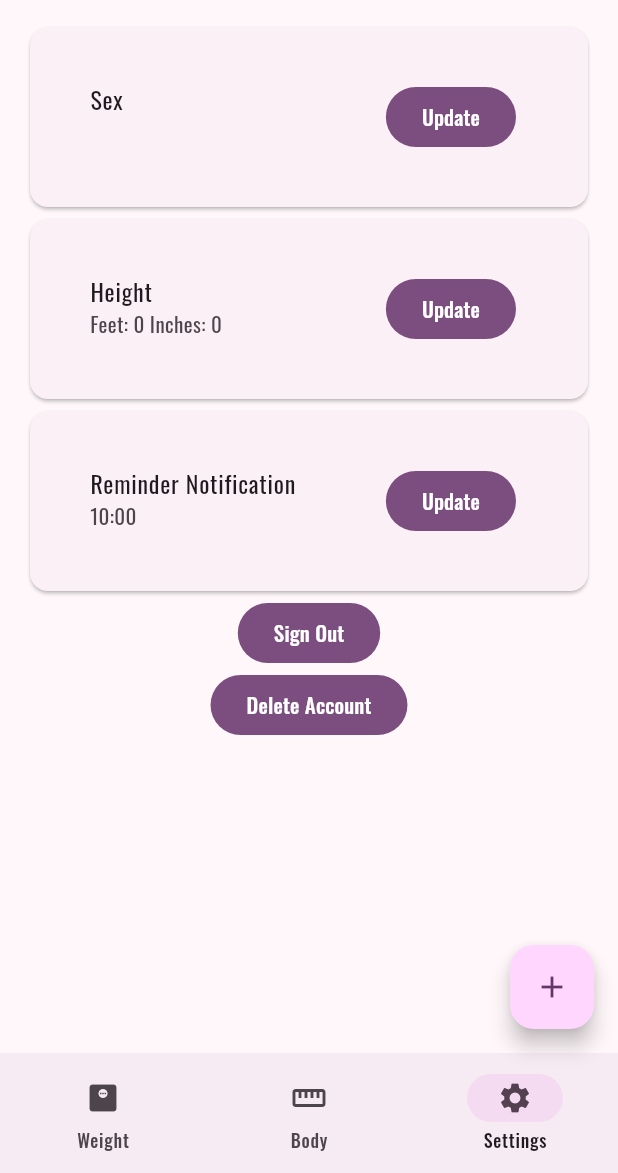
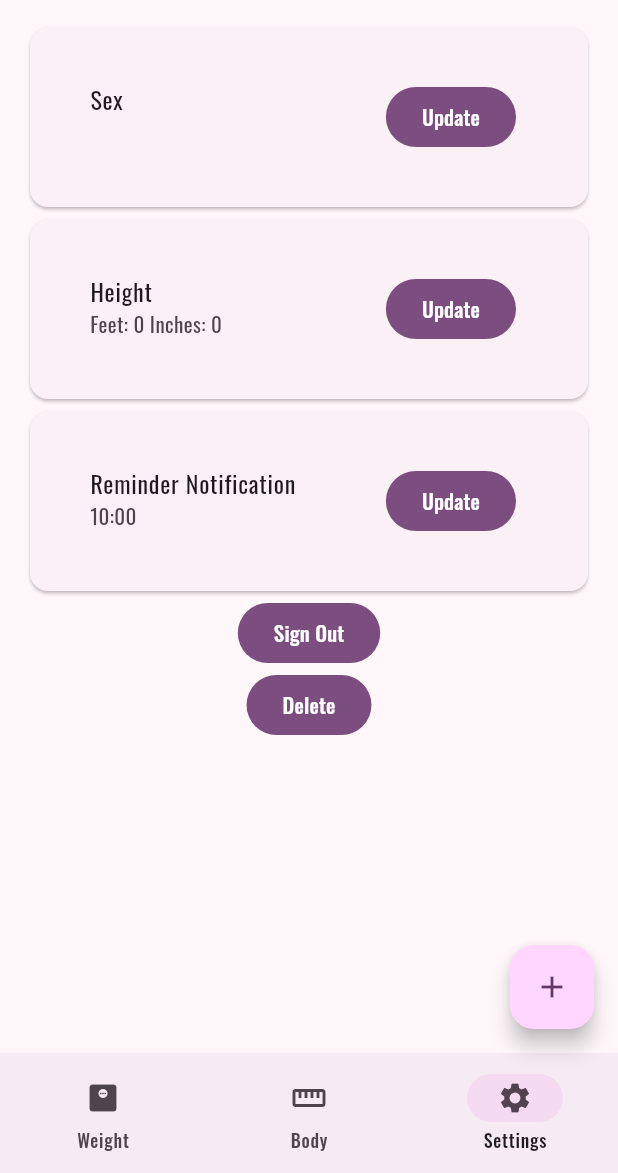
Before and after one commit to swsvindland/fitness-mobile, a Flutter app: the HomePage screen opened by its route, item 3 of the bottom bar chosen, on a phone screen of 412 x 824 dp, the part 63-1236 px from its top. Run offline on Flutter 3.47's test engine with Material 3 defaults, Android fonts, the phone set to English and light mode, and no system bars; our stand-ins replace cloud_firestore, community_charts_flutter, firebase_analytics, firebase_auth, firebase_core, firebase_crashlytics and 5 more; missing offline and left inert: os_detect; accounts and stored records are empty; generated files the repository leaves out were written again; network calls fail.

Commit message:
create widget project

```diff
--- a/apps/body_track/lib/widgets/settings/settings.dart
+++ b/apps/body_track/lib/widgets/settings/settings.dart
@@ -1,7 +1,6 @@
 import 'package:api/body_database_service.dart';
 import 'package:utils/sign_in.dart';
 import 'package:utils/constants.dart';
-import 'package:body_track/widgets/delete_account.dart';
 import 'package:body_track/widgets/settings/height/height.dart';
 import 'package:body_track/widgets/settings/sex/sex.dart';
 import 'package:firebase_auth/firebase_auth.dart';
@@ -9,6 +8,8 @@ import 'package:flutter/material.dart';
 import 'package:provider/provider.dart';
 import 'package:models/models.dart';
 import 'notification/notification.dart';
+import 'package:widgets/widgets.dart';
+import 'package:flutter_gen/gen_l10n/app_localizations.dart';
 
 class Settings extends StatelessWidget {
   Settings({super.key});
@@ -41,7 +42,12 @@ class Settings extends StatelessWidget {
             const Height(),
             const Notifications(),
             FilledButton(onPressed: handleSignOut, child: const Text("Sign Out")),
-            const DeleteAccount()
+            DeleteAccount(
+                title: AppLocalizations.of(context)!.deleteAccount,
+                content: AppLocalizations.of(context)!.deleteAccountConfirm,
+                accept: AppLocalizations.of(context)!.delete,
+                cancel: AppLocalizations.of(context)!.cancel,
+            )
           ],
         ),
       ),
--- a/apps/body_track/pubspec.yaml
+++ b/apps/body_track/pubspec.yaml
@@ -40,7 +40,7 @@ dependencies:
   utils: ^1.0.0+1
   models: ^1.0.0+1
   api: ^1.0.0+1
-
+  widgets: ^1.0.0+1
 
 dev_dependencies:
   flutter_test:
--- a/apps/bp_track/pubspec.yaml
+++ b/apps/bp_track/pubspec.yaml
@@ -40,6 +40,7 @@ dependencies:
   utils: ^1.0.0+1
   models: ^1.0.0+1
   api: ^1.0.0+1
+  widgets: ^1.0.0+1
 
 dev_dependencies:
   flutter_test:
--- a/apps/bp_track/lib/widgets/delete_account.dart
+++ b/packages/widgets/lib/delete_account.dart
@@ -1,11 +1,15 @@
 import 'package:firebase_auth/firebase_auth.dart';
 import 'package:flutter/material.dart';
-import 'package:flutter_gen/gen_l10n/app_localizations.dart';
 import 'package:utils/constants.dart';
 
 
 class DeleteAccount extends StatelessWidget {
-  const DeleteAccount({super.key});
+  final String title;
+  final String content;
+  final String accept;
+  final String cancel;
+
+  const DeleteAccount({super.key, required this.title, required this.content, required this.accept, required this.cancel});
 
   handleDeleteAccount() {
     try {
@@ -21,19 +25,19 @@ class DeleteAccount extends StatelessWidget {
   showAlertDialog(BuildContext context) {
     // set up the buttons
     Widget cancelButton = TextButton(
-      child: Text(AppLocalizations.of(context)!.cancel),
+      child: Text(cancel),
       onPressed:  () {
         Navigator.of(context).pop();
       },
     );
     Widget continueButton = TextButton(
       onPressed: handleDeleteAccount,
-      child: Text(AppLocalizations.of(context)!.delete),
+      child: Text(accept),
     );
     // set up the AlertDialog
     AlertDialog alert = AlertDialog(
-      title: Text(AppLocalizations.of(context)!.deleteAccount),
-      content: Text(AppLocalizations.of(context)!.deleteAccountConfirm),
+      title: Text(title),
+      content: Text(content),
       actions: [
         cancelButton,
         continueButton,
@@ -56,7 +60,7 @@ class DeleteAccount extends StatelessWidget {
         showAlertDialog(context);
       },
       child: Text(
-        AppLocalizations.of(context)!.deleteAccount,
+        accept,
       ),
     );
   }
--- /dev/null
+++ b/packages/widgets/lib/widgets.dart
@@ -0,0 +1,2 @@
+export 'delete_account.dart';
+export 'input.dart';
```
Also changed, not shown: apps/body_track/lib/widgets/delete_account.dart (deleted, +0 -61 lines), apps/bp_track/lib/widgets/settings.dart (+8 -3 lines), packages/widgets/lib/input.dart (added, +34 -0 lines), packages/widgets/pubspec.yaml (added, +18 -0 lines).
